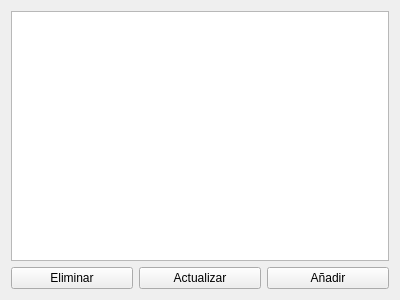
This is BaseDatosModelismo/modelosmanager.ui in PaulMaxAvalosAguilar/BaseDatosModelismo as Qt 5 draws it before an edit. The edited form follows.
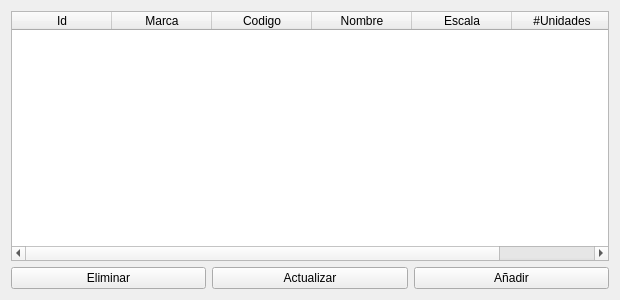
This is the edited form.

```diff
--- a/BaseDatosModelismo/modelosmanager.ui
+++ b/BaseDatosModelismo/modelosmanager.ui
@@ -6,7 +6,7 @@
    <rect>
     <x>0</x>
     <y>0</y>
-    <width>400</width>
+    <width>620</width>
     <height>300</height>
    </rect>
   </property>
@@ -15,7 +15,55 @@
   </property>
   <layout class="QVBoxLayout" name="verticalLayout">
    <item>
-    <widget class="QTableWidget" name="tableWidget"/>
+    <widget class="QTableWidget" name="tableWidget">
+     <property name="maximumSize">
+      <size>
+       <width>16777215</width>
+       <height>16777215</height>
+      </size>
+     </property>
+     <property name="sortingEnabled">
+      <bool>false</bool>
+     </property>
+     <property name="wordWrap">
+      <bool>true</bool>
+     </property>
+     <column>
+      <property name="text">
+       <string>Id</string>
+      </property>
+      <property name="font">
+       <font>
+        <kerning>false</kerning>
+       </font>
+      </property>
+     </column>
+     <column>
+      <property name="text">
+       <string>Marca</string>
+      </property>
+     </column>
+     <column>
+      <property name="text">
+       <string>Codigo</string>
+      </property>
+     </column>
+     <column>
+      <property name="text">
+       <string>Nombre</string>
+      </property>
+     </column>
+     <column>
+      <property name="text">
+       <string>Escala</string>
+      </property>
+     </column>
+     <column>
+      <property name="text">
+       <string>#Unidades</string>
+      </property>
+     </column>
+    </widget>
    </item>
    <item>
     <layout class="QHBoxLayout" name="horizontalLayout">
```
